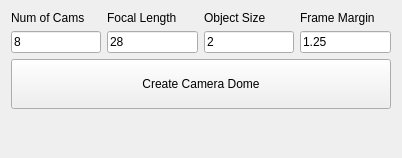
Qt form datagen/ui/ui_datarender.ui (kiryha/neuron) before a commit.
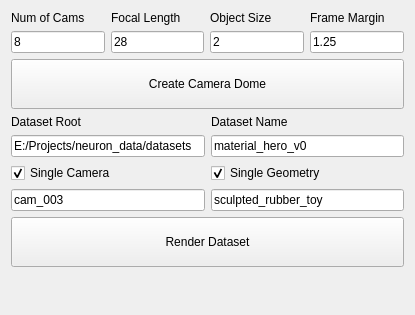
The same form after that commit.

Commit message: Update Camera Name

Patch:
```diff
--- a/datagen/ui/ui_datarender.ui
+++ b/datagen/ui/ui_datarender.ui
@@ -6,8 +6,8 @@
    <rect>
     <x>0</x>
     <y>0</y>
-    <width>402</width>
-    <height>158</height>
+    <width>415</width>
+    <height>315</height>
    </rect>
   </property>
   <property name="windowTitle">
@@ -87,6 +87,89 @@
      </property>
     </widget>
    </item>
+   <item>
+    <layout class="QGridLayout" name="gridLayout_2">
+     <item row="1" column="1">
+      <widget class="QLineEdit" name="linDatasetName">
+       <property name="text">
+        <string>material_hero_v0</string>
+       </property>
+      </widget>
+     </item>
+     <item row="0" column="0">
+      <widget class="QLabel" name="label_5">
+       <property name="text">
+        <string>Dataset Root</string>
+       </property>
+      </widget>
+     </item>
+     <item row="1" column="0">
+      <widget class="QLineEdit" name="linDatasetRoot">
+       <property name="text">
+        <string>E:/Projects/neuron_data/datasets</string>
+       </property>
+      </widget>
+     </item>
+     <item row="0" column="1">
+      <widget class="QLabel" name="label_6">
+       <property name="text">
+        <string>Dataset Name</string>
+       </property>
+      </widget>
+     </item>
+    </layout>
+   </item>
+   <item>
+    <layout class="QGridLayout" name="gridLayout_4">
+     <item row="0" column="0">
+      <widget class="QCheckBox" name="chbSingleCamera_2">
+       <property name="text">
+        <string>Single Camera</string>
+       </property>
+       <property name="checked">
+        <bool>true</bool>
+       </property>
+      </widget>
+     </item>
+     <item row="0" column="1">
+      <widget class="QCheckBox" name="chbSingleGeometry_2">
+       <property name="text">
+        <string>Single Geometry</string>
+       </property>
+       <property name="checked">
+        <bool>true</bool>
+       </property>
+      </widget>
+     </item>
+     <item row="1" column="0">
+      <widget class="QLineEdit" name="linSingleCameraName">
+       <property name="text">
+        <string>cam_003</string>
+       </property>
+      </widget>
+     </item>
+     <item row="1" column="1">
+      <widget class="QLineEdit" name="linSingleGeometryName">
+       <property name="text">
+        <string>sculpted_rubber_toy</string>
+       </property>
+      </widget>
+     </item>
+    </layout>
+   </item>
+   <item>
+    <widget class="QPushButton" name="btnRenderDataset">
+     <property name="minimumSize">
+      <size>
+       <width>0</width>
+       <height>50</height>
+      </size>
+     </property>
+     <property name="text">
+      <string>Render Dataset</string>
+     </property>
+    </widget>
+   </item>
    <item>
     <spacer name="verticalSpacer">
      <property name="orientation">
```
The commit also changes 5 other files.
